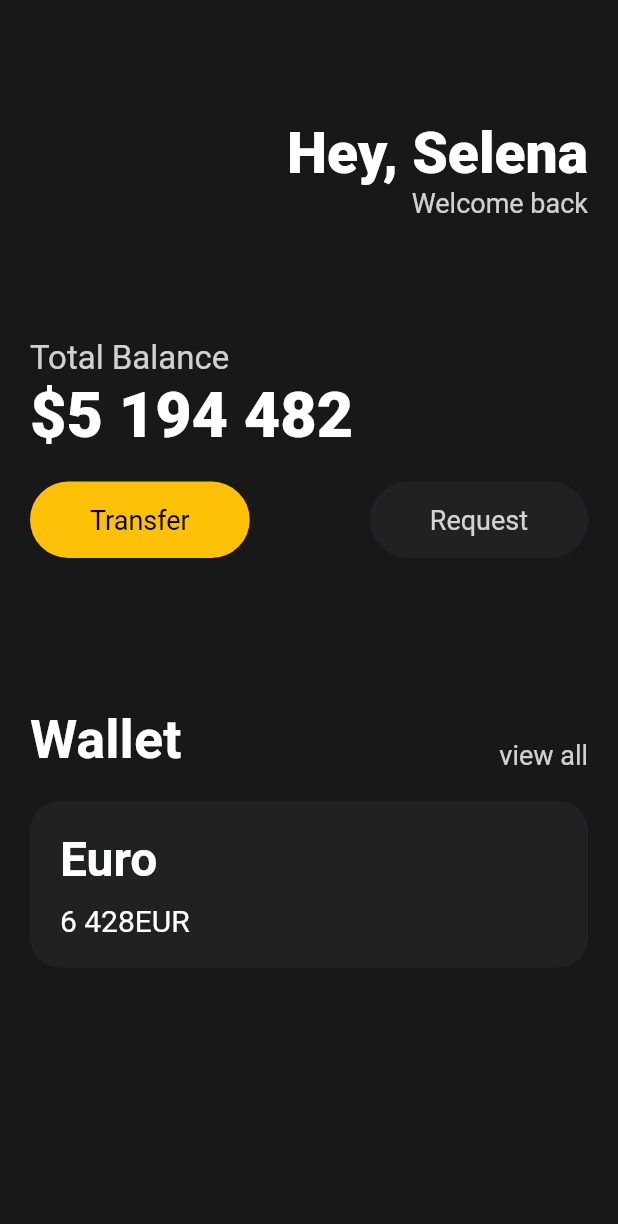
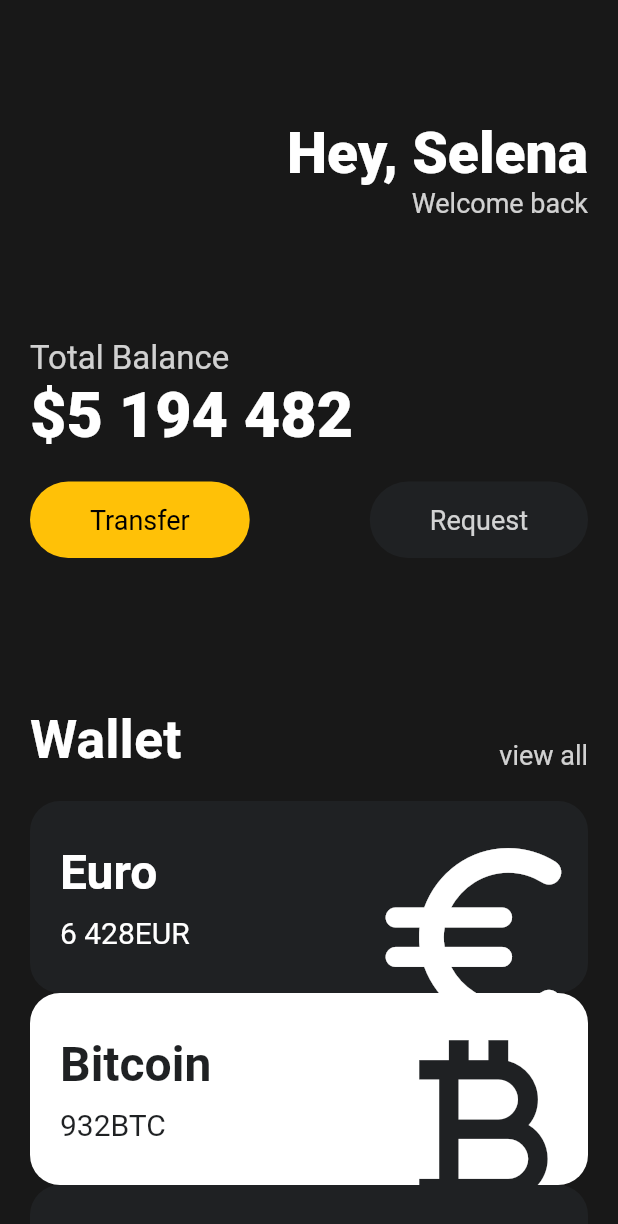
Before and after one commit to FeelOneE/flutterStudy, a Flutter app: the screen it shows after launch, on a phone screen of 412 x 824 dp. Shown: the top 1224 px of the screen. Run offline on Flutter 3.47's test engine with Material 2 defaults, Android fonts, the phone set to English and light mode, and no system bars.

Commit message:
reusable card 구현 완료

```diff
--- a/toonflix/lib/main.dart
+++ b/toonflix/lib/main.dart
@@ -1,5 +1,6 @@
 import 'package:flutter/material.dart';
 import 'package:toonflix/widget/button.dart';
+import 'package:toonflix/widget/currency_card.dart';
 
 void main() {
   runApp(const App());
@@ -12,21 +13,22 @@ class App extends StatelessWidget {
   Widget build(BuildContext context) {
     return MaterialApp(
         home: Scaffold(
-            backgroundColor: Color(0xFF181818), // color picker 사용 가능함
-            body: Padding(
+            backgroundColor: const Color(0xFF181818), // color picker 사용 가능함
+            body: SingleChildScrollView(
+              child: Padding(
                   // 화면 전체에 패딩을 주기위한 위젯
-                padding: EdgeInsets.symmetric(horizontal: 20), // 패딩 값
+                  padding: const EdgeInsets.symmetric(horizontal: 20), // 패딩 값
                   child: Column(
                     crossAxisAlignment: CrossAxisAlignment.start,
                     children: [
-                    SizedBox(height: 80),
+                      const SizedBox(height: 80),
                       Row(
                         mainAxisAlignment: MainAxisAlignment.end,
                         children: [
                           Column(
                             crossAxisAlignment: CrossAxisAlignment.end,
                             children: [
-                            Text('Hey, Selena',
+                              const Text('Hey, Selena',
                                   style: TextStyle(
                                       color: Colors.white,
                                       fontSize: 38,
@@ -39,7 +41,7 @@ class App extends StatelessWidget {
                           ),
                         ],
                       ),
-                    SizedBox(
+                      const SizedBox(
                         height: 80,
                       ),
                       Text(
@@ -49,14 +51,14 @@ class App extends StatelessWidget {
                             fontSize: 22,
                             fontWeight: FontWeight.w400),
                       ),
-                    Text(
+                      const Text(
                         "\$5 194 482",
                         style: TextStyle(
                             color: Colors.white,
                             fontSize: 42,
                             fontWeight: FontWeight.w800),
                       ),
-                    SizedBox(height: 20),
+                      const SizedBox(height: 20),
                       Row(
                         mainAxisAlignment: MainAxisAlignment.spaceBetween,
                         children: [
@@ -70,14 +72,14 @@ class App extends StatelessWidget {
                               textColor: Colors.white.withOpacity(0.8)),
                         ],
                       ),
-                    SizedBox(
+                      const SizedBox(
                         height: 100,
                       ),
                       Row(
                         crossAxisAlignment: CrossAxisAlignment.end,
                         mainAxisAlignment: MainAxisAlignment.spaceBetween,
                         children: [
-                        Text(
+                          const Text(
                             "Wallet",
                             style: TextStyle(
                                 color: Colors.white,
@@ -92,49 +94,32 @@ class App extends StatelessWidget {
                           )
                         ],
                       ),
-                    SizedBox(
+                      const SizedBox(
                         height: 20,
                       ),
-                    Container(
-                        decoration: BoxDecoration(
-                            color: Color(0xFF1F2123),
-                            borderRadius: BorderRadius.circular(20)),
-                        child: const Padding(
-                          padding: EdgeInsets.all(20),
-                          child: Row(
-                            children: [
-                              Column(
-                                crossAxisAlignment: CrossAxisAlignment.start,
-                                children: [
-                                  Text(
-                                    'Euro',
-                                    style: TextStyle(
-                                        color: Colors.white,
-                                        fontSize: 32,
-                                        fontWeight: FontWeight.w600),
+                      const CurrencyCard(
+                          name: "Euro",
+                          code: "EUR",
+                          amount: "6 428",
+                          icon: Icons.euro_rounded,
+                          isInverted: true
                       ),
-                                  SizedBox(
-                                    height: 10,
+                      const CurrencyCard(
+                          name: "Bitcoin",
+                          code: "BTC",
+                          amount: "932",
+                          icon: Icons.currency_bitcoin,
+                          isInverted: false
                       ),
-                                  Row(
-                                    children: [
-                                      Text(
-                                        '6 428',
-                                        style: TextStyle(
-                                            color: Colors.white, fontSize: 20),
-                                      ),
-                                      Text('EUR',
-                                          style: TextStyle(
-                                              color: Colors.white,
-                                              fontSize: 20))
-                                    ],
+                      const CurrencyCard(
+                          name: "Dollar",
+                          code: "USD",
+                          amount: "91 723",
+                          icon: Icons.money_rounded,
+                          isInverted: true
                       )
                     ],
-                              )
-                            ],
-                          ),
-                        ))
-                  ],
-                ))));
+                  )),
+            )));
   }
 }
--- /dev/null
+++ b/toonflix/lib/widget/currency_card.dart
@@ -0,0 +1,73 @@
+
+import 'package:flutter/cupertino.dart';
+import 'package:flutter/material.dart';
+
+class CurrencyCard extends StatelessWidget{
+  final String name, code, amount;
+  final IconData icon;
+  final bool isInverted;
+  final Color blackBg = const Color(0xFF1F2123);
+
+  const CurrencyCard({super.key, required this.name, required this.code, required this.amount, required this.icon, required this.isInverted});
+
+  @override
+  Widget build(BuildContext context) {
+    return Container(
+        clipBehavior: Clip.hardEdge,
+        decoration: BoxDecoration(
+            color: isInverted ? blackBg : Colors.white,
+            borderRadius: BorderRadius.circular(20)),
+        child: Padding(
+          padding: EdgeInsets.all(20),
+          child: Row(
+            mainAxisAlignment: MainAxisAlignment.spaceBetween,
+            children: [
+              Column(
+                crossAxisAlignment: CrossAxisAlignment.start,
+                children: [
+                  Text(
+                    name,
+                    style: TextStyle(
+                        color: isInverted ? Colors.white : blackBg,
+                        fontSize: 32,
+                        fontWeight: FontWeight.w600),
+                  ),
+                  SizedBox(
+                    height: 10,
+                  ),
+                  Row(
+                    children: [
+                      Text(
+                        amount,
+                        style: TextStyle(
+                            color: isInverted ? Colors.white : blackBg, fontSize: 20),
+                      ),
+                      Text(code,
+                          style: TextStyle(
+                              color: isInverted ? Colors.white : blackBg,
+                              fontSize: 20))
+                    ],
+                  )
+                ],
+              ),
+              Transform.scale(
+                scale: 1.8,
+
+                child: Transform.translate(
+                  offset: Offset(-5,15),
+                  child: Icon(
+                    icon,
+                    size: 88,
+                    color: isInverted ? Colors.white : blackBg,
+                  ),
+                ),
+              )
+            ],
+          ),
+        ));
+  }
+
+
+
+
+}
```
Lines whose indentation alone changed are shown as unchanged.
